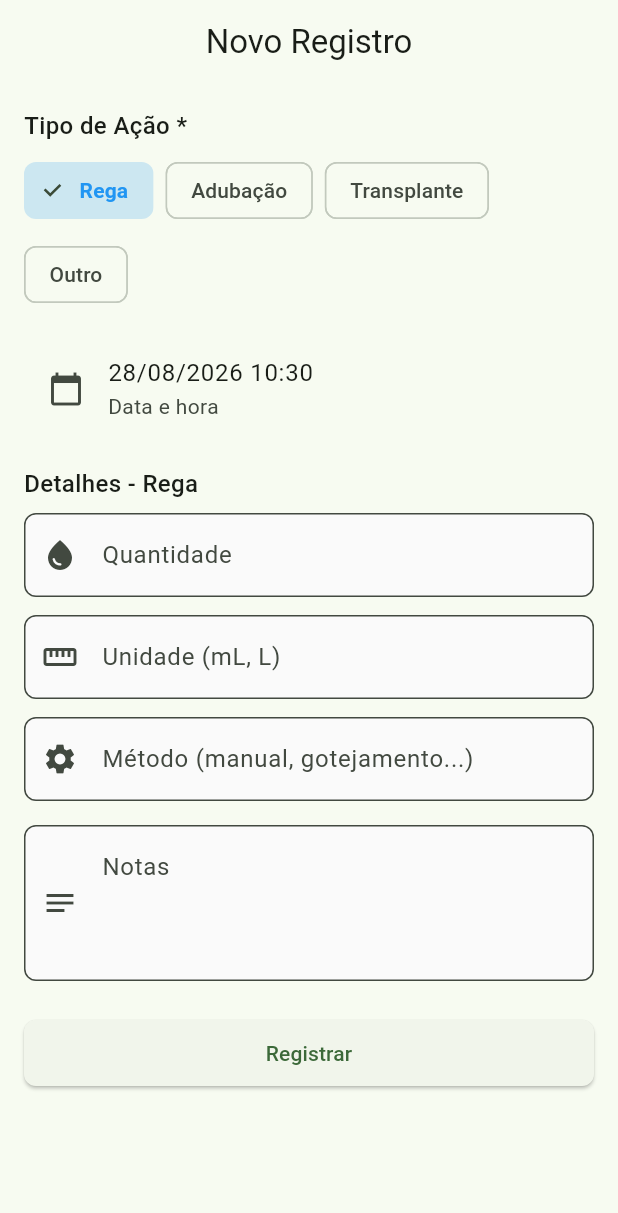
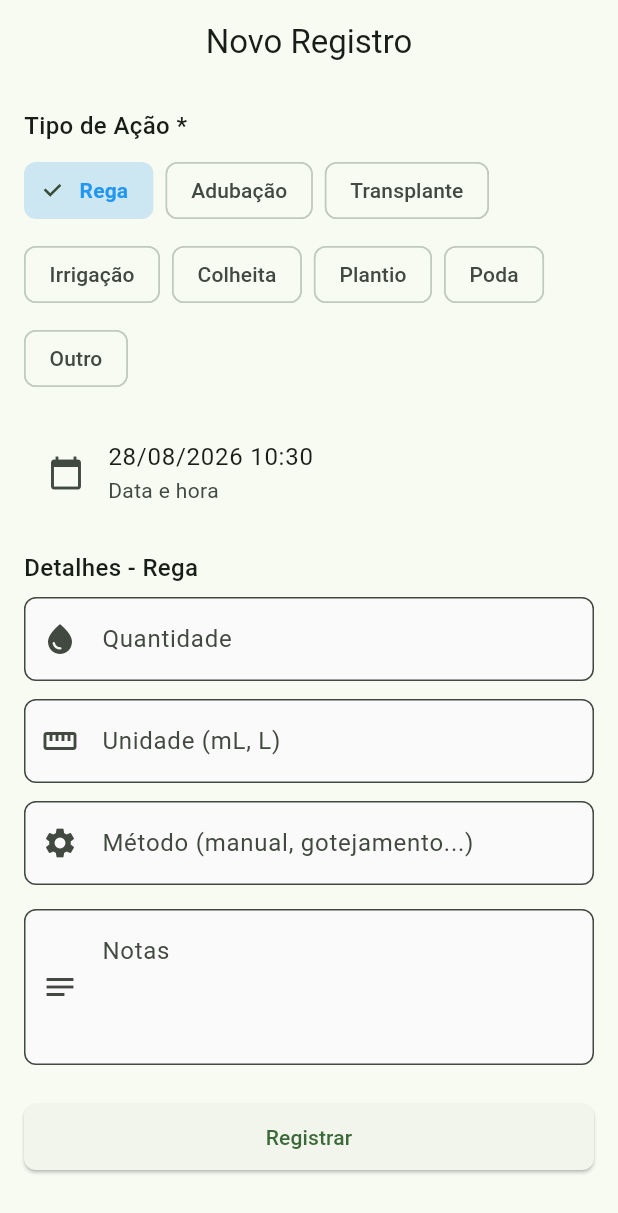
Before and after one commit to pjamil/cultivo-mobile, a Flutter app: the RegistroAcaoFormPage screen opened by its route, on a phone screen of 412 x 824 dp. Shown: the top 1213 px of the screen. Run offline on Flutter 3.47's test engine with Material 3 defaults, Android fonts, the phone set to English and light mode, and no system bars; our stand-ins replace cached_network_image, dio, fl_chart, flutter_image_compress, flutter_riverpod, flutter_secure_storage and 6 more; accounts and stored records are empty; network calls fail.

Commit message:
fix(cultivo-detalhe): exibir historico de estado e registros de acao
Expandia TipoAcao (irrigacao, colheita, plantio, poda) e torna RegistroAcao
tolerante ao contrato da mock (tipo_atividade/observacoes/responsavel_id).
listarHistorico passa a aceitar envelope paginado {content:[...]}. Completa
os switches exaustivos dos widgets/cards e adiciona testes de fallback.

```diff
--- a/lib/core/models/registro_acao.dart
+++ b/lib/core/models/registro_acao.dart
@@ -11,6 +11,10 @@ enum TipoAcao {
   rega,
   adubacao,
   transplante,
+  irrigacao,
+  colheita,
+  plantio,
+  poda,
   outro;
 
   String get label {
@@ -21,6 +25,14 @@ enum TipoAcao {
         return 'Adubação';
       case TipoAcao.transplante:
         return 'Transplante';
+      case TipoAcao.irrigacao:
+        return 'Irrigação';
+      case TipoAcao.colheita:
+        return 'Colheita';
+      case TipoAcao.plantio:
+        return 'Plantio';
+      case TipoAcao.poda:
+        return 'Poda';
       case TipoAcao.outro:
         return 'Outro';
     }
@@ -84,13 +96,17 @@ class RegistroAcao extends HiveObject with EntidadeSerializavel {
   factory RegistroAcao.fromJson(Map<String, dynamic> json) {
     return RegistroAcao(
       id: json['id'] ?? 0,
-      tipo: json['tipo'] ?? 'OUTRO',
+      tipo: json['tipo'] ??
+          json['tipo_atividade'] ??
+          json['tipoAtividade'] ??
+          'OUTRO',
       data: parseDate(json['data']) ?? DateTime.now(),
       cultivoId: json['cultivoId'] ?? json['cultivo_id'] ?? 0,
       plantaId: json['plantaId'] ?? json['planta_id'],
       detalhes: json['detalhes'],
-      notas: json['notas'],
-      usuarioId: json['usuarioId'] ?? json['usuario_id'],
+      notas: json['notas'] ?? json['observacoes'],
+      usuarioId:
+          json['usuarioId'] ?? json['usuario_id'] ?? json['responsavel_id'],
       dataCriacao: json['dataCriacao'] != null
           ? parseDate(json['dataCriacao'])
           : (json['data_criacao'] != null
--- a/lib/features/cultivos/data/cultivos_repository.dart
+++ b/lib/features/cultivos/data/cultivos_repository.dart
@@ -82,6 +82,11 @@ class CultivosRepository extends CrudRepository<Cultivo> {
       if (data is List) {
         return data.map((json) => HistoricoTransicao.fromJson(json)).toList();
       }
+      if (data is Map<String, dynamic> && data['content'] is List) {
+        return (data['content'] as List)
+            .map((json) => HistoricoTransicao.fromJson(json))
+            .toList();
+      }
       return [];
     } on DioException catch (e) {
       throw Exception(e.error ?? 'Erro ao carregar histórico do cultivo');
--- a/lib/features/registros_acao/presentation/registro_acao_detail_page.dart
+++ b/lib/features/registros_acao/presentation/registro_acao_detail_page.dart
@@ -244,6 +244,14 @@ class _RegistroAcaoDetailPageState
         return Colors.green;
       case TipoAcao.transplante:
         return Colors.orange;
+      case TipoAcao.irrigacao:
+        return Colors.lightBlue;
+      case TipoAcao.colheita:
+        return Colors.amber;
+      case TipoAcao.plantio:
+        return Colors.lightGreen;
+      case TipoAcao.poda:
+        return Colors.purple;
       case TipoAcao.outro:
         return Colors.grey;
     }
@@ -257,6 +265,14 @@ class _RegistroAcaoDetailPageState
         return Icons.science;
       case TipoAcao.transplante:
         return Icons.swap_horiz;
+      case TipoAcao.irrigacao:
+        return Icons.water_drop;
+      case TipoAcao.colheita:
+        return Icons.agriculture;
+      case TipoAcao.plantio:
+        return Icons.grass;
+      case TipoAcao.poda:
+        return Icons.content_cut;
       case TipoAcao.outro:
         return Icons.more_horiz;
     }
--- a/lib/features/registros_acao/presentation/widgets/registro_acao_card.dart
+++ b/lib/features/registros_acao/presentation/widgets/registro_acao_card.dart
@@ -98,6 +98,14 @@ class RegistroAcaoCard extends StatelessWidget {
         return Colors.green;
       case TipoAcao.transplante:
         return Colors.orange;
+      case TipoAcao.irrigacao:
+        return Colors.lightBlue;
+      case TipoAcao.colheita:
+        return Colors.amber;
+      case TipoAcao.plantio:
+        return Colors.lightGreen;
+      case TipoAcao.poda:
+        return Colors.purple;
       case TipoAcao.outro:
         return Colors.grey;
     }
@@ -111,6 +119,14 @@ class RegistroAcaoCard extends StatelessWidget {
         return Icons.science;
       case TipoAcao.transplante:
         return Icons.swap_horiz;
+      case TipoAcao.irrigacao:
+        return Icons.water_drop;
+      case TipoAcao.colheita:
+        return Icons.agriculture;
+      case TipoAcao.plantio:
+        return Icons.grass;
+      case TipoAcao.poda:
+        return Icons.content_cut;
       case TipoAcao.outro:
         return Icons.more_horiz;
     }
--- a/lib/features/registros_acao/presentation/widgets/registro_acao_detalhes_form.dart
+++ b/lib/features/registros_acao/presentation/widgets/registro_acao_detalhes_form.dart
@@ -143,6 +143,10 @@ class _RegistroAcaoDetalhesFormState extends State<RegistroAcaoDetalhesForm> {
         }
         break;
       case TipoAcao.outro:
+      case TipoAcao.irrigacao:
+      case TipoAcao.colheita:
+      case TipoAcao.plantio:
+      case TipoAcao.poda:
         break;
     }
 
@@ -276,6 +280,10 @@ class _RegistroAcaoDetalhesFormState extends State<RegistroAcaoDetalhesForm> {
           ),
         ];
       case TipoAcao.outro:
+      case TipoAcao.irrigacao:
+      case TipoAcao.colheita:
+      case TipoAcao.plantio:
+      case TipoAcao.poda:
         return [
           const Text(
             'Tipo de ação personalizado',
--- a/lib/features/registros_acao/presentation/widgets/registro_acao_tipo_selector.dart
+++ b/lib/features/registros_acao/presentation/widgets/registro_acao_tipo_selector.dart
@@ -58,6 +58,14 @@ class RegistroAcaoTipoSelector extends StatelessWidget {
         return Colors.green;
       case TipoAcao.transplante:
         return Colors.orange;
+      case TipoAcao.irrigacao:
+        return Colors.lightBlue;
+      case TipoAcao.colheita:
+        return Colors.amber;
+      case TipoAcao.plantio:
+        return Colors.lightGreen;
+      case TipoAcao.poda:
+        return Colors.purple;
       case TipoAcao.outro:
         return Colors.grey;
     }
```
Also changed, not shown: 1 other file.
